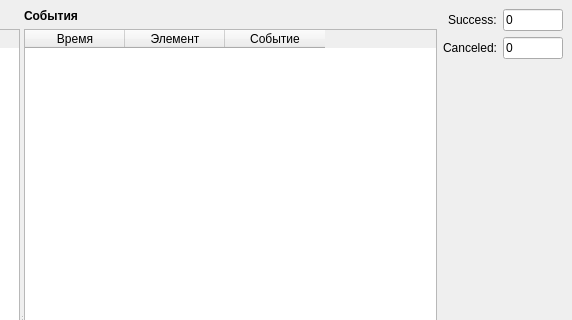
This is src/MainWindow/mainWindow.ui in Hryapusek/aps-qt as Qt 5 draws it before an edit; both pictures show x 818 to 1390 and y 0 to 320 of the 1390 by 695 pixel window. The edited form follows.
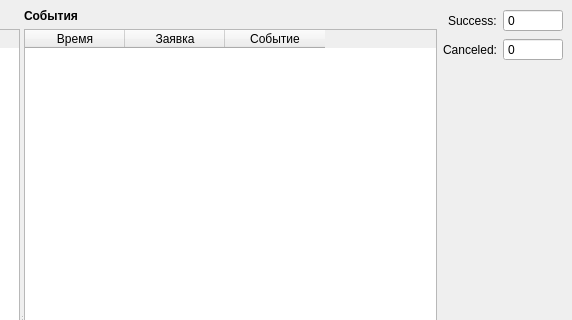
This is the edited form.

What changed in the file:
```diff
--- a/src/MainWindow/mainWindow.ui
+++ b/src/MainWindow/mainWindow.ui
@@ -120,7 +120,7 @@
               </column>
               <column>
                <property name="text">
-                <string>Элемент</string>
+                <string>Заявка</string>
                </property>
               </column>
               <column>
@@ -162,30 +162,21 @@
              </widget>
             </item>
             <item>
-             <widget class="QLineEdit" name="succededLine">
-              <property name="enabled">
-               <bool>true</bool>
-              </property>
-              <property name="sizePolicy">
-               <sizepolicy hsizetype="Minimum" vsizetype="Fixed">
-                <horstretch>0</horstretch>
-                <verstretch>0</verstretch>
-               </sizepolicy>
-              </property>
+             <widget class="QSpinBox" name="successSpin">
               <property name="minimumSize">
                <size>
-                <width>0</width>
-                <height>0</height>
-               </size>
-              </property>
-              <property name="maximumSize">
-               <size>
                 <width>60</width>
-                <height>16777215</height>
+                <height>0</height>
                </size>
               </property>
-              <property name="text">
-               <string>0</string>
+              <property name="readOnly">
+               <bool>true</bool>
+              </property>
+              <property name="buttonSymbols">
+               <enum>QAbstractSpinBox::NoButtons</enum>
+              </property>
+              <property name="maximum">
+               <number>99999</number>
               </property>
              </widget>
             </item>
@@ -214,21 +205,21 @@
              </widget>
             </item>
             <item>
-             <widget class="QLineEdit" name="canceledLine">
-              <property name="sizePolicy">
-               <sizepolicy hsizetype="Minimum" vsizetype="Fixed">
-                <horstretch>0</horstretch>
-                <verstretch>0</verstretch>
-               </sizepolicy>
-              </property>
-              <property name="maximumSize">
+             <widget class="QSpinBox" name="calceledSpin">
+              <property name="minimumSize">
                <size>
                 <width>60</width>
-                <height>16777215</height>
+                <height>0</height>
                </size>
               </property>
-              <property name="text">
-               <string>0</string>
+              <property name="readOnly">
+               <bool>true</bool>
+              </property>
+              <property name="buttonSymbols">
+               <enum>QAbstractSpinBox::NoButtons</enum>
+              </property>
+              <property name="maximum">
+               <number>99999</number>
               </property>
              </widget>
             </item>
```
